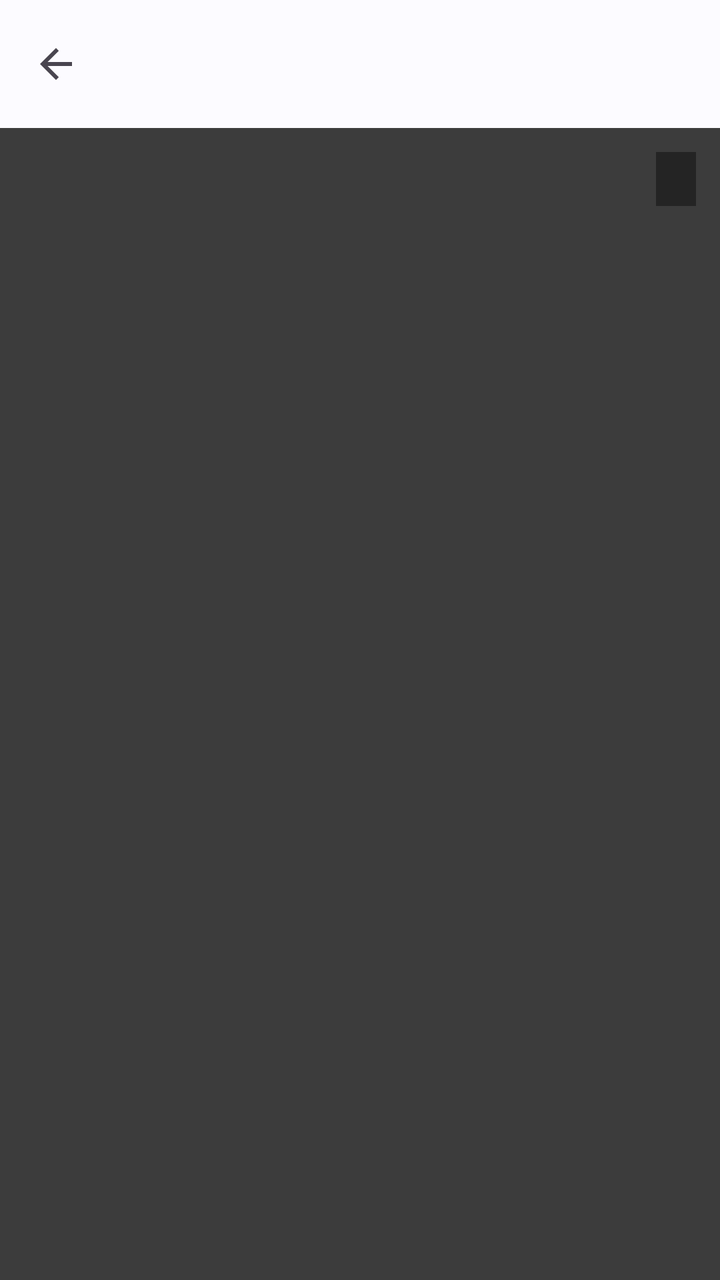
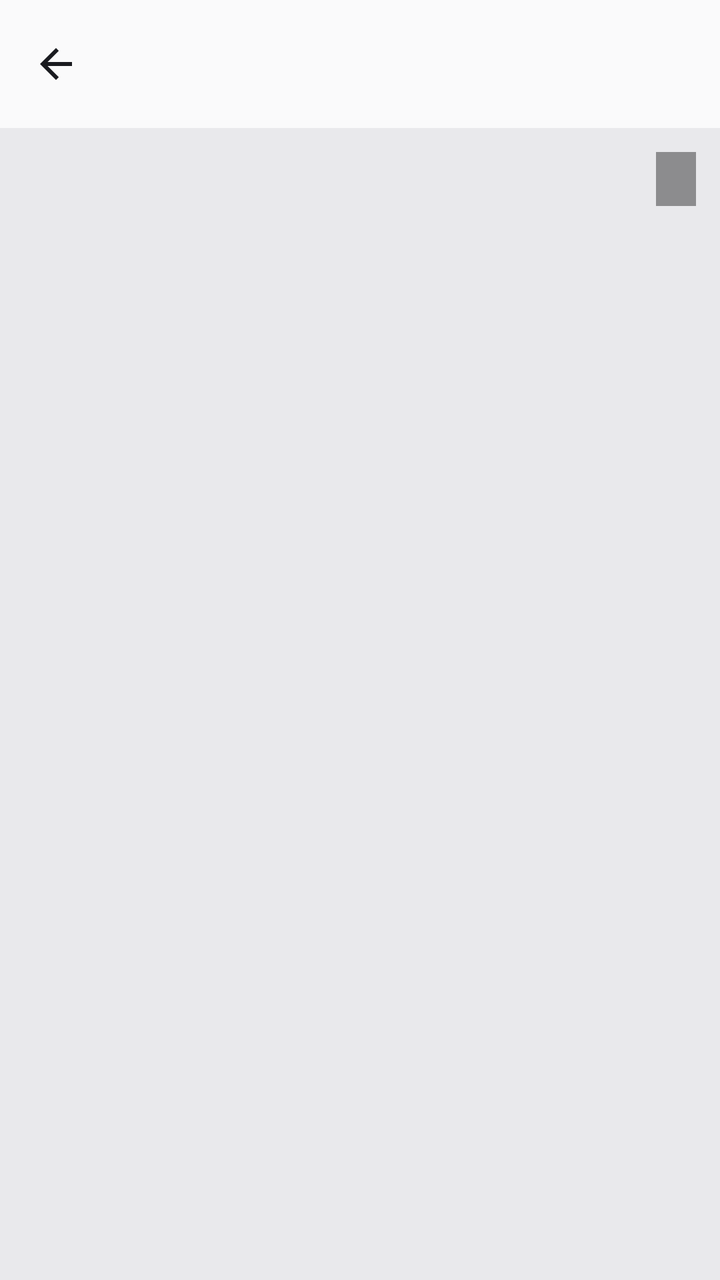

Two renders of the same Android screen: before a commit and after it. Below are the layout's source before the change and the commit's diff.
<!-- AndroidManifest.xml: application theme Theme.ScanWhirl -->
<!-- res/layout/activity_pdf_viewer.xml -->
<?xml version="1.0" encoding="utf-8"?>
<LinearLayout xmlns:android="http://schemas.android.com/apk/res/android"
    xmlns:app="http://schemas.android.com/apk/res-auto"
    android:layout_width="match_parent"
    android:layout_height="match_parent"
    android:orientation="vertical">

    <com.google.android.material.appbar.AppBarLayout
        android:layout_width="match_parent"
        android:layout_height="wrap_content"
        android:background="@color/sf_appbar">

        <com.google.android.material.appbar.MaterialToolbar
            android:id="@+id/toolbar"
            android:layout_width="match_parent"
            android:layout_height="?attr/actionBarSize"
            app:navigationIcon="?attr/homeAsUpIndicator"
            app:titleTextColor="?attr/colorOnSurface" />
    </com.google.android.material.appbar.AppBarLayout>

    <FrameLayout
        android:layout_width="match_parent"
        android:layout_height="0dp"
        android:layout_weight="1">

        <androidx.recyclerview.widget.RecyclerView
            android:id="@+id/pdfPager"
            android:layout_width="match_parent"
            android:layout_height="match_parent"
            android:background="#FF3C3C3C"
            android:clipToPadding="false"
            android:paddingVertical="8dp"
            android:scrollbars="none" />

        <TextView
            android:id="@+id/pdfPageIndicator"
            android:layout_width="wrap_content"
            android:layout_height="wrap_content"
            android:layout_gravity="top|end"
            android:layout_margin="12dp"
            android:background="#66000000"
            android:paddingHorizontal="10dp"
            android:paddingVertical="4dp"
            android:textColor="#FFFFFFFF"
            android:textSize="14sp" />
    </FrameLayout>

    <FrameLayout
        android:id="@+id/zoomOverlay"
        android:layout_width="match_parent"
        android:layout_height="match_parent"
        android:background="#FF1B1B1B"
        android:visibility="gone">

        <com.scanwhirl.app.ui.ZoomableImageView
            android:id="@+id/zoomImage"
            android:layout_width="match_parent"
            android:layout_height="match_parent"
            android:contentDescription="@null" />

        <ImageButton
            android:id="@+id/btnZoomClose"
            android:layout_width="48dp"
            android:layout_height="48dp"
            android:layout_gravity="top|start"
            android:layout_margin="8dp"
            android:background="?attr/selectableItemBackgroundBorderless"
            android:contentDescription="@string/close"
            android:src="@drawable/ic_close"
            app:tint="#FFFFFFFF" />
    </FrameLayout>
</LinearLayout>
<!-- resources referenced by this layout -->
<resources>
  <color name="sf_appbar">#B3FDFBFF</color>
  <!-- drawable ic_close (drawable) -->
  <vector xmlns:android="http://schemas.android.com/apk/res/android"
      android:width="24dp"
      android:height="24dp"
      android:viewportWidth="24"
      android:viewportHeight="24"
      android:tint="?attr/colorControlNormal">
      <path
          android:fillColor="@android:color/white"
          android:pathData="M19,6.41L17.59,5 12,10.59 6.41,5 5,6.41 10.59,12 5,17.59 6.41,19 12,13.41 17.59,19 19,17.59 13.41,12z" />
  </vector>
  <string name="close">Close</string>
  <style name="Theme.ScanWhirl" parent="Theme.Material3.DayNight.NoActionBar">
          <item name="colorPrimary">@color/sf_primary</item>
          <item name="colorOnPrimary">@color/sf_on_primary</item>
          <item name="colorPrimaryContainer">@color/sf_primary_container</item>
          <item name="colorOnPrimaryContainer">@color/sf_on_primary_container</item>
          <item name="colorSecondaryContainer">@color/sf_secondary_container</item>
          <item name="colorOnSecondaryContainer">@color/sf_on_secondary_container</item>
          <item name="android:colorBackground">@color/sf_background</item>
          <item name="colorSurface">@color/sf_surface</item>
          <item name="colorOnSurface">@color/sf_on_surface</item>
          <item name="colorSurfaceContainer">@color/sf_surface</item>
          <item name="android:statusBarColor">@color/sf_surface</item>
          <item name="android:navigationBarColor">@color/sf_background</item>
          <item name="android:windowLightStatusBar">true</item>
      </style>
  <color name="sf_primary">#1565C0</color>
  <color name="sf_on_primary">#FFFFFF</color>
  <color name="sf_primary_container">#D6E3FF</color>
  <color name="sf_on_primary_container">#001B3F</color>
  <color name="sf_secondary_container">#DDE7FF</color>
  <color name="sf_on_secondary_container">#001B41</color>
  <color name="sf_background">#FDFBFF</color>
  <color name="sf_surface">#FDFBFF</color>
  <color name="sf_on_surface">#1A1B20</color>
</resources>

<!-- the commit's change to res/layout/activity_pdf_viewer.xml (unified diff, before → after) -->
@@ -3,19 +3,21 @@
     xmlns:app="http://schemas.android.com/apk/res-auto"
     android:layout_width="match_parent"
     android:layout_height="match_parent"
+    android:background="@color/pdf_bg"
     android:orientation="vertical">
 
     <com.google.android.material.appbar.AppBarLayout
         android:layout_width="match_parent"
         android:layout_height="wrap_content"
-        android:background="@color/sf_appbar">
+        android:background="@color/pdf_toolbar">
 
         <com.google.android.material.appbar.MaterialToolbar
             android:id="@+id/toolbar"
             android:layout_width="match_parent"
             android:layout_height="?attr/actionBarSize"
             app:navigationIcon="?attr/homeAsUpIndicator"
-            app:titleTextColor="?attr/colorOnSurface" />
+            app:navigationIconTint="#FF1A1B20"
+            app:titleTextColor="#FF1A1B20" />
     </com.google.android.material.appbar.AppBarLayout>
 
     <FrameLayout
@@ -27,7 +29,7 @@
             android:id="@+id/pdfPager"
             android:layout_width="match_parent"
             android:layout_height="match_parent"
-            android:background="#FF3C3C3C"
+            android:background="@color/pdf_bg"
             android:clipToPadding="false"
             android:paddingVertical="8dp"
             android:scrollbars="none" />
<!-- resource entries referenced after the edit -->
@@ -1,6 +1,7 @@
 <!-- resources referenced by this layout -->
 <resources>
-  <color name="sf_appbar">#B3FDFBFF</color>
+  <color name="pdf_bg">#FFE9E9EC</color>
+  <color name="pdf_toolbar">#CCFFFFFF</color>
   <!-- drawable ic_close (drawable) -->
   <vector xmlns:android="http://schemas.android.com/apk/res/android"
       android:width="24dp"
